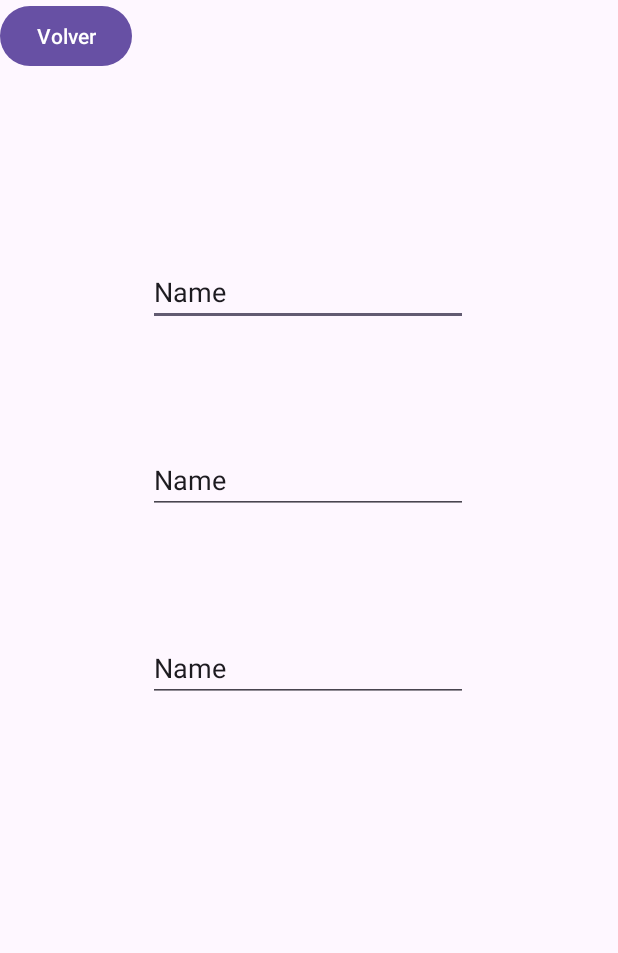
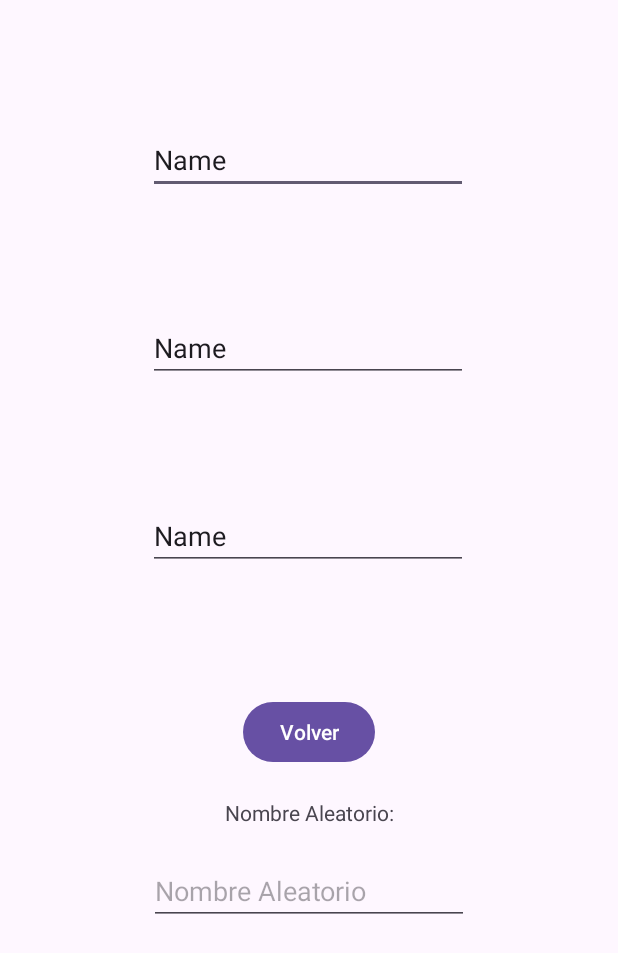
Before and after one commit to MAGA1314/Actividad_AppMovil, an Android app: the layout activity_second2.xml on its own in the app's theme, with its tools: preview values and no code run, on a phone screen of 412 x 824 dp. Shown: the top 953 px of the screen. Run offline under Robolectric (Android 15) with nearby library versions, the phone set to English and light mode, and no system bars.

Commit message:
Nombres aleatorios
Se logro programar con java para qeu escogiera un nombre aleatorio de los 3 que se ingresan, tambien se programo el boton volver

```diff
--- a/app/src/main/res/layout/activity_second2.xml
+++ b/app/src/main/res/layout/activity_second2.xml
@@ -10,7 +10,7 @@
         android:id="@+id/etnombre1"
         android:layout_width="wrap_content"
         android:layout_height="wrap_content"
-        android:layout_marginTop="172dp"
+        android:layout_marginTop="84dp"
         android:ems="10"
         android:inputType="text"
         android:text="Name"
@@ -49,7 +49,31 @@
         android:id="@+id/btnvol"
         android:layout_width="wrap_content"
         android:layout_height="wrap_content"
+        android:layout_marginTop="84dp"
         android:text="@string/volver"
-        tools:layout_editor_absoluteX="167dp"
-        tools:layout_editor_absoluteY="539dp" />
+        app:layout_constraintEnd_toEndOf="parent"
+        app:layout_constraintStart_toStartOf="parent"
+        app:layout_constraintTop_toBottomOf="@+id/etnombre3" />
+
+    <TextView
+        android:id="@+id/tvnombrealeatorio"
+        android:layout_width="wrap_content"
+        android:layout_height="wrap_content"
+        android:layout_marginTop="20dp"
+        android:text="Nombre Aleatorio:"
+        app:layout_constraintEnd_toEndOf="parent"
+        app:layout_constraintStart_toStartOf="parent"
+        app:layout_constraintTop_toBottomOf="@+id/btnvol" />
+
+    <EditText
+        android:id="@+id/etnombrealeatorio"
+        android:layout_width="wrap_content"
+        android:layout_height="wrap_content"
+        android:layout_marginTop="20dp"
+        android:ems="10"
+        android:inputType="text"
+        android:hint="Nombre Aleatorio"
+        app:layout_constraintEnd_toEndOf="parent"
+        app:layout_constraintStart_toStartOf="parent"
+        app:layout_constraintTop_toBottomOf="@+id/tvnombrealeatorio" />
 </androidx.constraintlayout.widget.ConstraintLayout>
```
Also changed, not shown: app/src/main/java/com/maga/actividad_appmovil/MainActivity.java (+30 -1 lines), app/src/main/java/com/maga/actividad_appmovil/SecondActivity2.java (+52 -0 lines), app/src/main/res/layout/activity_main.xml (+12 -10 lines).
